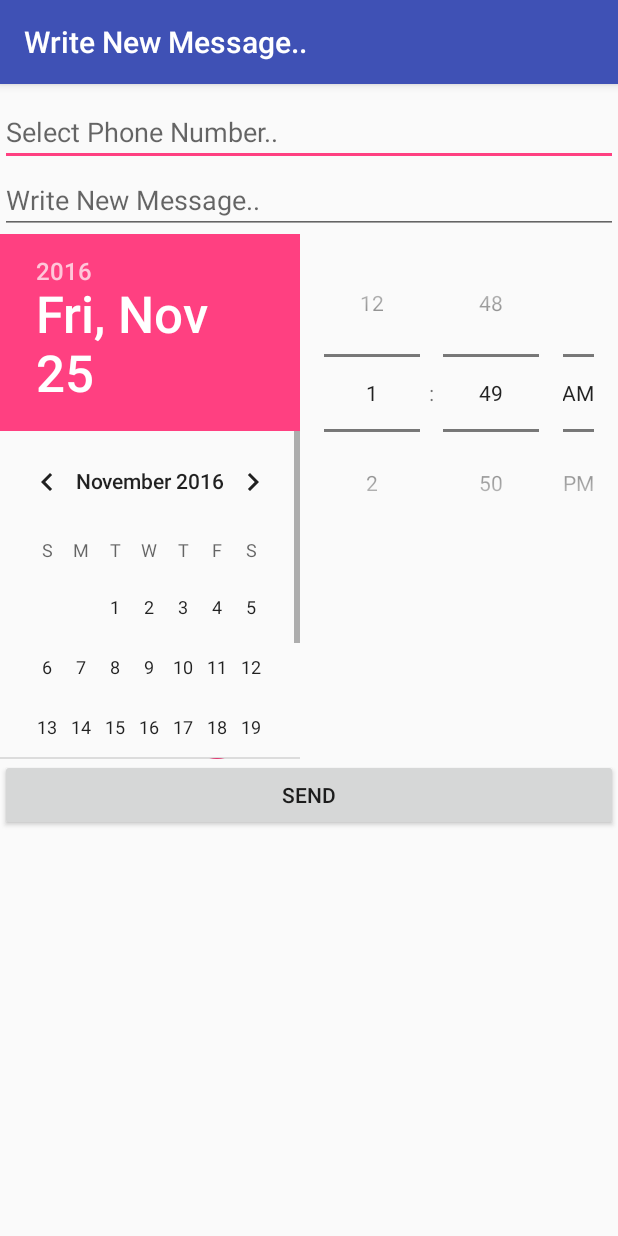
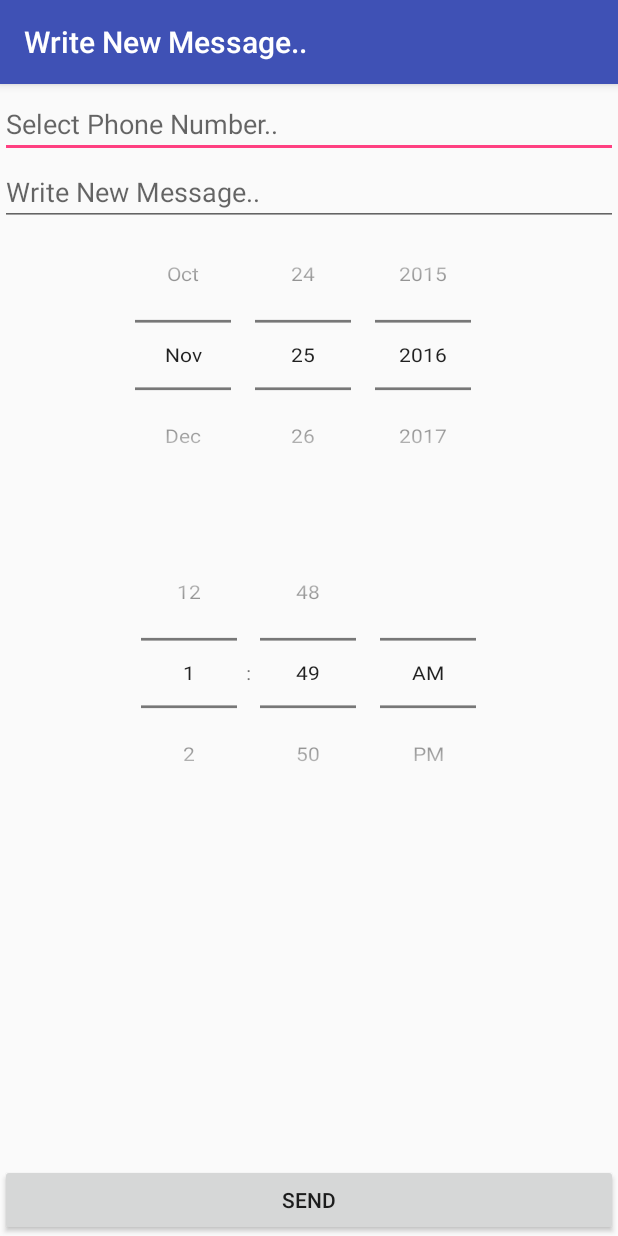
Before and after one commit to Hamashi/SMS-Delayer, an Android app: the WriteNew screen opened directly, with no data from a screen before it, on a phone screen of 412 x 824 dp. Run offline under Robolectric (Android 15) with nearby library versions, the phone set to English and light mode, and no system bars.

Commit message:
Write new activity's view is done, dont modify it anymor

```diff
--- a/app/src/main/res/layout/activity_write_new.xml
+++ b/app/src/main/res/layout/activity_write_new.xml
@@ -4,7 +4,7 @@
     xmlns:app="http://schemas.android.com/apk/res-auto"
     xmlns:tools="http://schemas.android.com/tools"
     android:layout_width="match_parent"
-    android:layout_height="wrap_content"
+    android:layout_height="match_parent"
     android:fitsSystemWindows="true"
     tools:context="gen.smsdelay.WriteNew"
     >
@@ -27,13 +27,12 @@
 
 
     <LinearLayout
-        android:layout_width="wrap_content"
-        android:layout_height="match_parent"
-        android:layout_marginTop="65dp"
-        android:layout_marginBottom="65dp"
+        android:layout_width="match_parent"
+        android:layout_height="wrap_content"
+        android:paddingTop="60dp"
      >
 
-    <include layout="@layout/content_write_new" />
-        </LinearLayout>
+        <include layout="@layout/content_write_new" />
+    </LinearLayout>
 
 </android.support.design.widget.CoordinatorLayout>
--- a/app/src/main/res/layout/content_write_new.xml
+++ b/app/src/main/res/layout/content_write_new.xml
@@ -1,6 +1,6 @@
 <?xml version="1.0" encoding="utf-8"?>
 <LinearLayout xmlns:android="http://schemas.android.com/apk/res/android"
-    android:orientation="vertical" android:layout_width="wrap_content"
+    android:orientation="vertical" android:layout_width="match_parent"
     android:layout_height="wrap_content"
     android:weightSum="1">
 
@@ -21,32 +21,34 @@
         android:hint="@string/title_activity_write_new"
         />
 
-    <LinearLayout
-        android:orientation="horizontal"
-        android:layout_width="match_parent"
-        android:layout_height="350dp"
-        android:weightSum="1">
 
     <DatePicker
-            android:id="@+id/datePicker3"
-            android:layout_width="200dp"
+        android:id="@+id/datePicker"
+        android:datePickerMode = "spinner"
+        android:scaleY="0.9"
+        android:layout_width="match_parent"
+        android:calendarViewShown="false"
         android:layout_height="match_parent"
-            />
+        android:layout_marginTop="-20dp"/>
 
     <TimePicker
             android:id="@+id/simpleTimePicker"
             android:timePickerMode="spinner"
+            android:scaleY="0.9"
             android:layout_width="match_parent"
             android:layout_height="match_parent"
+            android:layout_marginBottom="-20dp"
          />
 
-
-
-    </LinearLayout>
+    <RelativeLayout
+        android:layout_width="match_parent"
+        android:layout_height="wrap_content">
 
         <Button
             android:layout_width="match_parent"
             android:layout_height="wrap_content"
             android:text="@string/button_send"
+            android:layout_alignParentBottom="true"
             />
+    </RelativeLayout>
 </LinearLayout>
```
Lines whose indentation alone changed are shown as unchanged.
